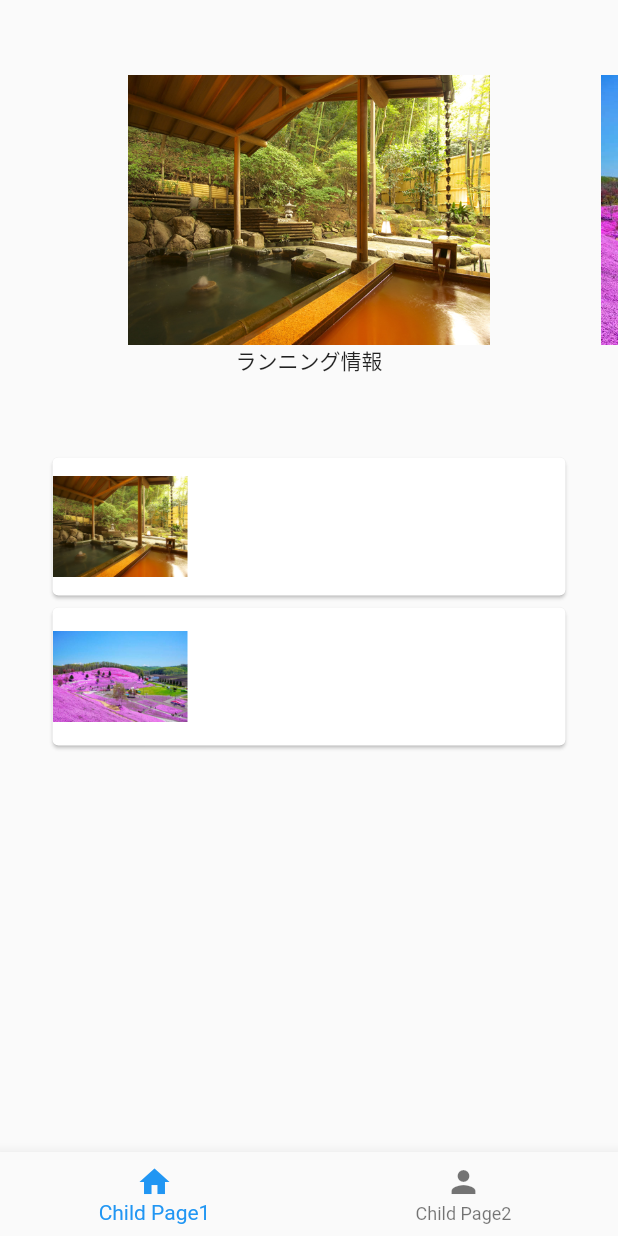
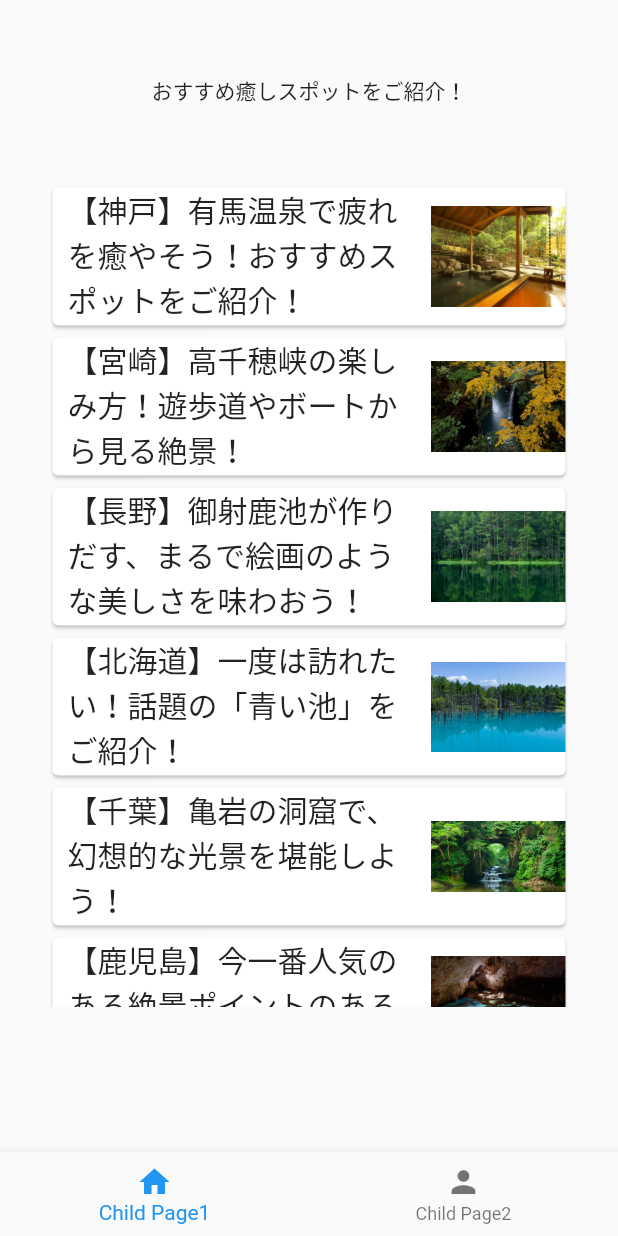
Before and after one commit to S-R-Programming/HealingAppFlutter, a Flutter app: the screen it shows after launch, on a phone screen of 412 x 824 dp. Run offline on Flutter 3.47's test engine with Material 2 defaults, Android fonts, the phone set to English and light mode, and no system bars.

Commit message:
2022/01/10

```diff
--- a/json/healing_spot.json
+++ b/json/healing_spot.json
@@ -1,11 +1,38 @@
 [
   {
-    "img": "images/arima.jpg"
+    "img": "images/arima.jpg",
+    "title": "【神戸】有馬温泉で疲れを癒やそう！おすすめスポットをご紹介！",
+    "content": "日本三古湯の一つとしても知られ、古くは枕草子の三名泉にも数えられるほどの歴史を持つ「有馬温泉」。日本を代表する名湯へ癒されに出かけませんか？兵庫県神戸市の山あいにある有馬温泉は、大阪や京都からは約1時間弱、三宮からは約30分で到着できる立地も魅力です。"
   },
   {
-    "img": "images/higashimokoto.jpg"
+    "img": "images/takachiho.jpg",
+    "title": "【宮崎】高千穂峡の楽しみ方！遊歩道やボートから見る絶景！",
+    "content": "高千穂峡は、宮崎・熊本・大分3県の県境の近くに位置する、全長約1.7kmの渓谷です。幾何学的な岩の造形と、エメラルドグリーンの水面が生み出す光景は、九州を代表する神秘的光景のひとつ。\n\n古事記・日本書紀に記された「天孫降臨」の舞台がこの一帯といわれ、神話にまつわるスピリチュアルスポットがたくさん存在しています。\n\n最大の見どころである「真名井（まない）の滝」は、遊歩道から眺めるほか、貸しボートで近づくこともできます。"
   },
   {
-    "img": "images/takachiho.jpg"
+    "img": "images/mishaka.jpg",
+    "title": "【長野】御射鹿池が作りだす、まるで絵画のような美しさを味わおう！",
+    "content": "長野県茅野市奥蓼科にある御射鹿池は、標高1,500mの八ヶ岳中信高原国定公園内にあり、2010年にはため池百選にも選定されています。実はこちら、農業用につくられたため池で今でも利用されています。\n\n周囲のカラマツ林は季節ごとに色を変え、春は新緑、夏には青々とした緑、秋は黄金色の黄葉、冬には真っ白な雪景色に。静かな水面にそれぞれの季節の風景が逆さに映し出され、幻想的な光景を創り出します。季節はもちろん、早朝や夕方など時間帯によってまた違った表情を見ることができますよ。"
+  },
+  {
+    "img": "images/aoiike.jpg",
+    "title": "【北海道】一度は訪れたい！話題の「青い池」をご紹介！",
+    "content": "今や多くの人が一生に一度は見たい絶景にその名を挙げる美瑛町の「青い池」。もともとは十勝岳の火山泥流災害を防ぐために造られた堰堤で、そこに流れ込んだ美瑛川が堰き止められて現在の池のような姿になりました。水没したカラマツや白樺などの樹木は立ち枯れ、よりいっそう幻想的な雰囲気を作り上げています。"
+  },
+  {
+    "img": "images/kameiwa.jpg",
+    "title": "【千葉】亀岩の洞窟で、幻想的な光景を堪能しよう！",
+    "content": "洞窟に差し込む光がスポットライトのように美しい「亀岩の洞窟」は、千葉県にある清水渓流広場の一部です。季節によって差し込む光が反射してハート型に見えることも人気の理由。約350年も前に、水田用の水を通すために人工的に掘られたものだというから驚きです。"
+  },
+  {
+    "img": "images/ginsui.jpg",
+    "title": "【鹿児島】今一番人気のある絶景ポイントのある洞窟鍾乳洞・銀水洞!",
+    "content": "沖縄本島に近い沖永良部島の地底にある、世界屈指の絶景鍾乳洞「銀水洞」。ほふく前進で進んだりとアドベンチャー要素満載！その先には美しいブルーの水が流れる、真っ白な巨大リムストーンプールが待ちかまえます!"
+  },
+  {
+    "img": "images/hatenohama.jpg",
+    "title": "【沖縄】久米島の東に位置する「はての浜」！砂浜だけの3つの島！？",
+    "content": "沖縄県久米島の東に位置する「はての浜」は、砂浜だけの3つの島の総称です。久米島からの渡船で送ってもらったら、シュノーケルなどして楽しみましょう。SUPツアーなどを行う会社もあるので、希望に合わせてプランニングしてみて。"
   }
+
 ]
--- a/lib/main.dart
+++ b/lib/main.dart
@@ -108,30 +108,10 @@ class _ChildPage1State extends State<_ChildPage1> {
           child: Column(
             children: [
               SizedBox(height: 50,),
-              Container(
-                  height: 180,
-                  width: 500,
-                decoration: BoxDecoration(borderRadius: BorderRadius.circular(30),),
-                  child: PageView.builder(
-                    controller: PageController(viewportFraction: 0.8),
-                    itemCount: Spots==null?0:Spots.length,
-                    itemBuilder: (_,i){
-                      return Container(
-                        height: 180,
-                        decoration: BoxDecoration(
-                          borderRadius: BorderRadius.circular(30),
-                            image: DecorationImage(image: AssetImage(Spots[i]["img"]))//「images/flower_one.png」など
-                        ),
-
-                      );
-                    },
-
-                  )
-              ),
-              Text("ランニング情報"),
+              Text("おすすめ癒しスポットをご紹介！"),
               SizedBox(height: 50,),
               SizedBox(
-                height: 200,
+                height: 550,
                 width: 350,
                 child: ListView.builder( //スクロール可能な可変リストを作る
                     itemCount: Spots == null ? 0 : Spots.length, //受け取る数の定義
@@ -142,25 +122,26 @@ class _ChildPage1State extends State<_ChildPage1> {
                         child: Card(//cardデザインを定義:material_design
                             child: Row(
                                 children: <Widget>[
+                                  SizedBox(width: 10,),
 
-                                 /* Flexible(
+                                  Flexible(
                                     child: Column(
                                       children: [
-                                        Text(Spots[index]["started_at"]),
                                         Text(
                                           Spots[index]["title"],
                                           style: TextStyle(
-                                              fontSize: 15
+                                              fontSize: 20
                                           ),
                                         ),
                                       ],
                                     ),
-                                  ),*/
+                                  ),
+                                  SizedBox(width: 10,),
 
 
                                   Container(
                                     width: 90,
-                                    height: 120,
+                                    height: 200,
                                     decoration: BoxDecoration(
                                         borderRadius: BorderRadius.circular(10),
                                         image: DecorationImage( image: AssetImage(Spots[index]["img"]))
--- a/pubspec.yaml
+++ b/pubspec.yaml
@@ -55,6 +55,11 @@ flutter:
     - images/arima.jpg
     - images/higashimokoto.jpg
     - images/takachiho.jpg
+    - images/aoiike.jpg
+    - images/kameiwa.jpg
+    - images/mishaka.jpg
+    - images/ginsui.jpg
+    - images/hatenohama.jpg
     - json/healing_spot.json
 
   # The following line ensures that the Material Icons font is
```
Also changed, not shown: images/aoiike.jpg (added), images/ginsui.jpg (added), images/hatenohama.jpg (added), images/kameiwa.jpg (added), images/mishaka.jpg (added).
